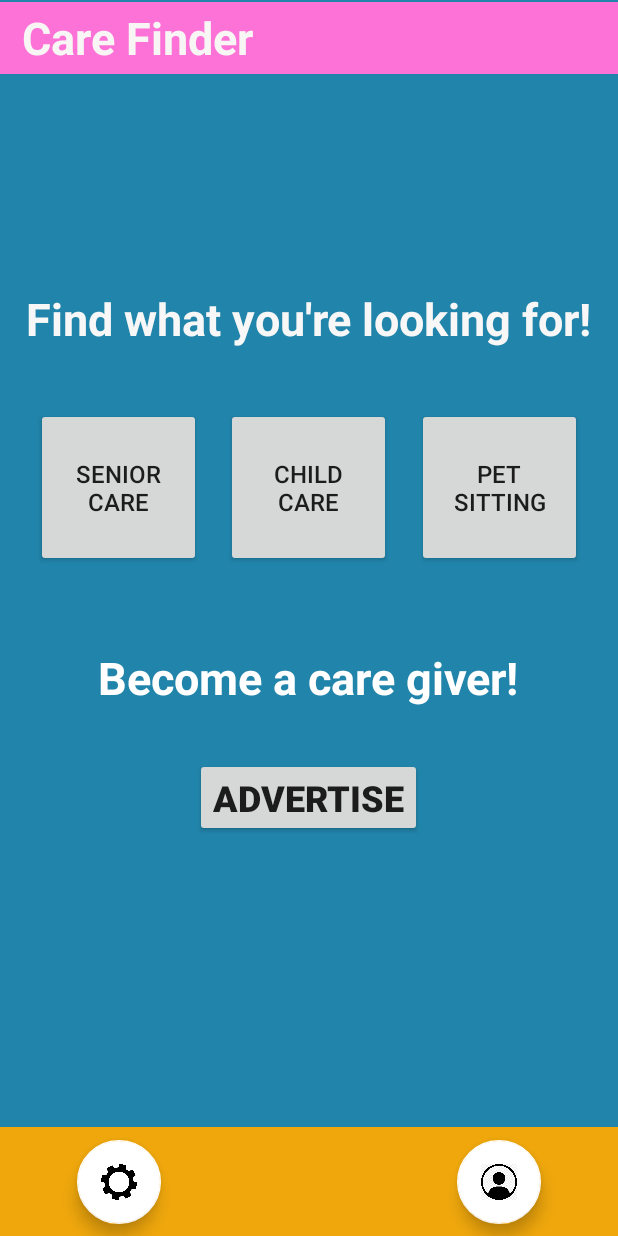
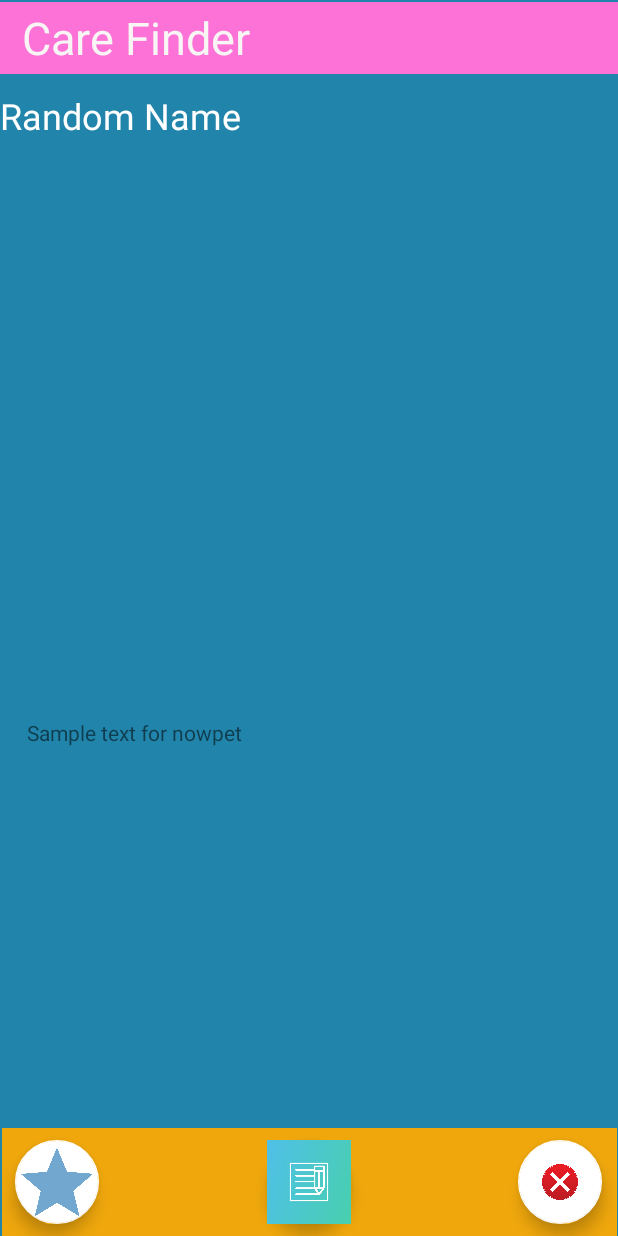
Before and after one commit to AnthonyMSalvati/CareFinder, an Android app: the MainActivity screen opened directly, with no data from a screen before it, after a tap on "PET SITTING", on a phone screen of 412 x 824 dp. Run offline under Robolectric (Android 15) with nearby library versions, the phone set to English and light mode, and no system bars; Roboto replaces fonts that are not available here; 2 statements that could not run were skipped.

Commit message:
removed unnecessary variables

```diff
--- a/app/src/main/java/com/example/myapplication/MainActivity.java
+++ b/app/src/main/java/com/example/myapplication/MainActivity.java
@@ -10,13 +10,12 @@ import androidx.appcompat.app.AppCompatActivity;
 
 import android.view.View;
 import android.widget.Button;
-import android.widget.TextView;
 
 import com.google.android.material.floatingactionbutton.FloatingActionButton;
 
 public class MainActivity extends AppCompatActivity
 {
-    Button toSenior, toChild, toPet, toAdvertise;
+    Button toSenior, toChild, toPet;
     FloatingActionButton toMessages;
 
 
@@ -34,8 +33,7 @@ public class MainActivity extends AppCompatActivity
             @Override
             public void onClick(View v)
             {
-                advertise ad = new advertise();
-                ad.whoToPull("senior");
+                moveToSenior();
             }
         });
 
@@ -45,8 +43,7 @@ public class MainActivity extends AppCompatActivity
             @Override
             public void onClick(View v)
             {
-                advertise ad = new advertise();
-                ad.whoToPull("child");
+                moveToChild();
             }
         });
 
@@ -57,21 +54,10 @@ public class MainActivity extends AppCompatActivity
             @Override
             public void onClick(View v)
             {
-                advertise ad = new advertise();
-                ad.whoToPull("pet");
+                moveToPet();
             }
         });
 
-
-        /*toAdvertise = findViewById(R.id.button_join);
-        toAdvertise.setOnClickListener(new View.OnClickListener()
-        {
-            @Override
-            public void onClick(View v)
-            {
-                moveToAdvertise();
-            }
-        });*/
 
         toMessages = findViewById(R.id.contacts);
         toMessages.setOnClickListener(new View.OnClickListener()
@@ -86,15 +72,28 @@ public class MainActivity extends AppCompatActivity
 
     }
 
-    /*public void moveToAdvertise()
-    {
-        Intent intent = new Intent(MainActivity.this, advertise.class);
-        startActivity(intent);
-    }*/
-
     public void moveToMessages()
     {
         Intent intent = new Intent(MainActivity.this, Messages.class);
+        startActivity(intent);
+    }
+
+    public void moveToPet()
+    {
+        Intent intent = new Intent(MainActivity.this, advertise.class);
+        intent.putExtra("type", "pet");
+        startActivity(intent);
+    }
+    public void moveToSenior()
+    {
+        Intent intent = new Intent(MainActivity.this, advertise.class);
+        intent.putExtra("type", "senior");
+        startActivity(intent);
+    }
+    public void moveToChild()
+    {
+        Intent intent = new Intent(MainActivity.this, advertise.class);
+        intent.putExtra("type","child");
         startActivity(intent);
     }
 
@@ -123,4 +122,5 @@ public class MainActivity extends AppCompatActivity
             user.getUserInput();
         }
     }
+
 }
--- a/app/src/main/java/com/example/myapplication/advertise.java
+++ b/app/src/main/java/com/example/myapplication/advertise.java
@@ -9,13 +9,90 @@ import androidx.appcompat.app.AppCompatActivity;
 import androidx.appcompat.widget.Toolbar;
 
 import android.view.View;
+import android.widget.TextView;
 
-public class advertise extends AppCompatActivity {
+import org.w3c.dom.Text;
+
+import java.lang.reflect.Array;
+import java.util.ArrayList;
+
+public class advertise extends AppCompatActivity
+{
 
     @Override
-    protected void onCreate(Bundle savedInstanceState) {
+    protected void onCreate(Bundle savedInstanceState)
+    {
+        String kind = getIntent().getStringExtra("type");
         super.onCreate(savedInstanceState);
         setContentView(R.layout.advertise);
+        makeDescription(kind);
+    }
+
+    public void whoToPull(String type)
+    {
+        ArrayList<User> userList = new ArrayList<>();
+        switch (type)
+        {
+            case ("senior"):
+                /*pull senior aid people
+                 *for <member> in <task>
+                 *    add to array
+                 * end for
+                 * start putting people into queue
+                 */
+
+            case ("child"):
+                /*pull child care people
+                 *for <member> in <task>
+                 *    add to array
+                 * end for
+                 * start putting people into queue
+                 */
+            case ("pet"):
+                /*pull pet people
+                 *for <member> in <task>
+                 *    add to array
+                 * end for
+                 * start putting people into queue
+                 */
+
+        }
+
+    }
+    private void makeDescription(String type)
+    {
+        TextView username = findViewById(R.id.user_desc);
+
+        if (type.equals("senior"))
+        {
+            username.append("senior");
+            /*pull senior aid people
+             *for <member> in <task>
+             *    add to array
+             * end for
+             * start putting people into queue
+             */
+        }
+        else if (type.equals("child"))
+        {
+            username.append("child");
+            /*pull child care people
+             *for <member> in <task>
+             *    add to array
+             * end for
+             * start putting people into queue
+             */
+        }
+        else if (type.equals("pet"))
+        {
+            username.append("pet");
+            /*pull pet people
+             *for <member> in <task>
+             *    add to array
+             * end for
+             * start putting people into queue
+             */
+        }
 
     }
 
```
